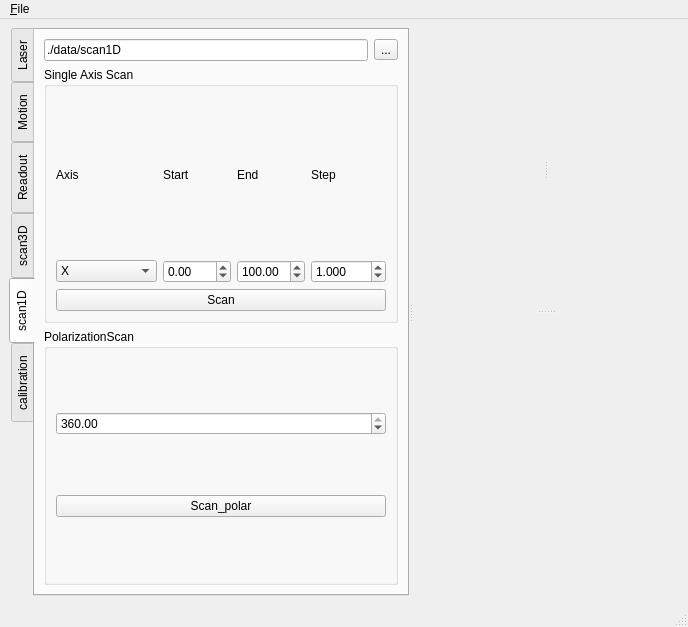
Qt form microV.ui (xkronosua/microV) before a commit.
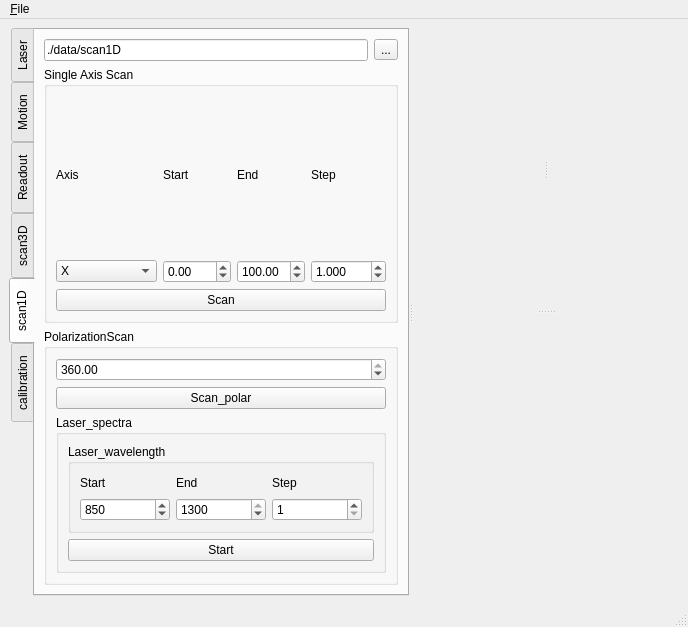
The same form after that commit. The open tabs and pages were chosen to show the change.

```diff
--- a/microV.ui
+++ b/microV.ui
@@ -1935,6 +1935,98 @@
               </property>
              </widget>
             </item>
+            <item row="2" column="0">
+             <widget class="QGroupBox" name="groupBox_12">
+              <property name="title">
+               <string>Laser_spectra</string>
+              </property>
+              <layout class="QGridLayout" name="gridLayout_19">
+               <item row="0" column="0">
+                <widget class="QGroupBox" name="groupBox_13">
+                 <property name="title">
+                  <string>Laser_wavelength</string>
+                 </property>
+                 <layout class="QVBoxLayout" name="verticalLayout_17">
+                  <item>
+                   <layout class="QGridLayout" name="gridLayout_18">
+                    <item row="0" column="2">
+                     <widget class="QLabel" name="label_33">
+                      <property name="text">
+                       <string>Step</string>
+                      </property>
+                     </widget>
+                    </item>
+                    <item row="0" column="1">
+                     <widget class="QLabel" name="label_34">
+                      <property name="text">
+                       <string>End</string>
+                      </property>
+                     </widget>
+                    </item>
+                    <item row="0" column="0">
+                     <widget class="QLabel" name="label_35">
+                      <property name="text">
+                       <string>Start</string>
+                      </property>
+                     </widget>
+                    </item>
+                    <item row="1" column="0">
+                     <widget class="QSpinBox" name="meas_laser_spectra_start">
+                      <property name="minimum">
+                       <number>680</number>
+                      </property>
+                      <property name="maximum">
+                       <number>1299</number>
+                      </property>
+                      <property name="value">
+                       <number>850</number>
+                      </property>
+                     </widget>
+                    </item>
+                    <item row="1" column="1">
+                     <widget class="QSpinBox" name="meas_laser_spectra_end">
+                      <property name="minimum">
+                       <number>681</number>
+                      </property>
+                      <property name="maximum">
+                       <number>1300</number>
+                      </property>
+                      <property name="value">
+                       <number>1300</number>
+                      </property>
+                     </widget>
+                    </item>
+                    <item row="1" column="2">
+                     <widget class="QSpinBox" name="meas_laser_spectra_step">
+                      <property name="minimum">
+                       <number>1</number>
+                      </property>
+                      <property name="maximum">
+                       <number>620</number>
+                      </property>
+                      <property name="displayIntegerBase">
+                       <number>10</number>
+                      </property>
+                     </widget>
+                    </item>
+                   </layout>
+                  </item>
+                 </layout>
+                </widget>
+               </item>
+               <item row="1" column="0">
+                <widget class="QPushButton" name="meas_laser_spectra_go">
+                 <property name="text">
+                  <string>Start</string>
+                 </property>
+                 <property name="checkable">
+                  <bool>true</bool>
+                 </property>
+                </widget>
+               </item>
+              </layout>
+             </widget>
+            </item>
            </layout>
           </widget>
          </item>
```
Left out of the diff: 20 changed lines with no effect on the pictures.
